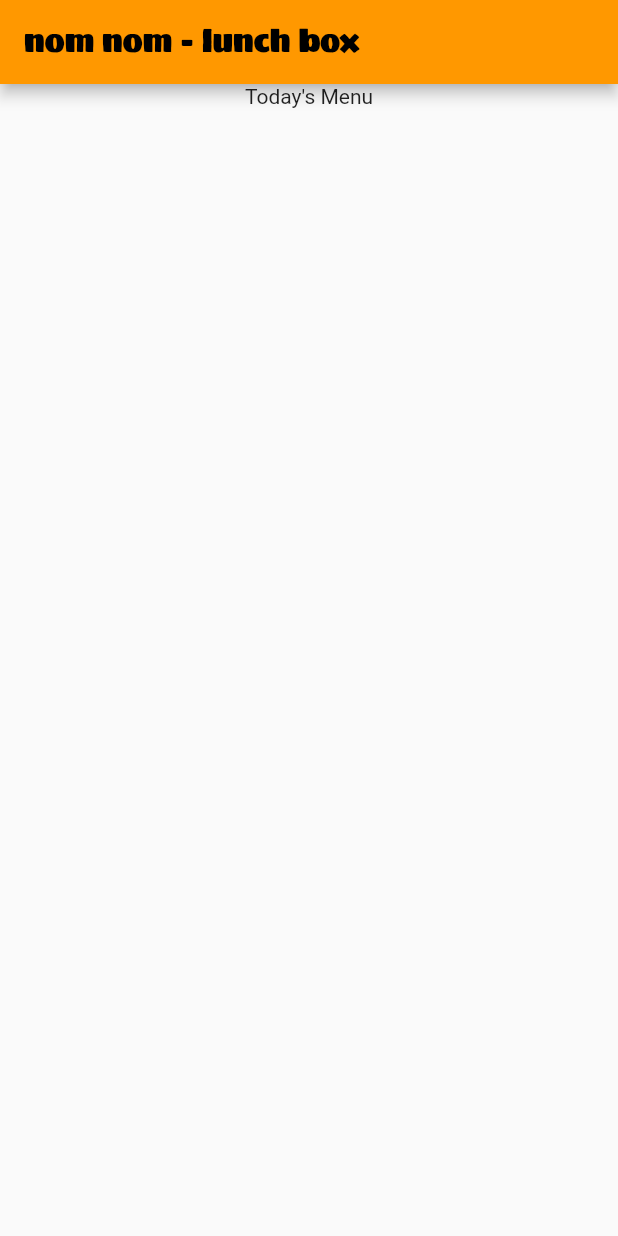
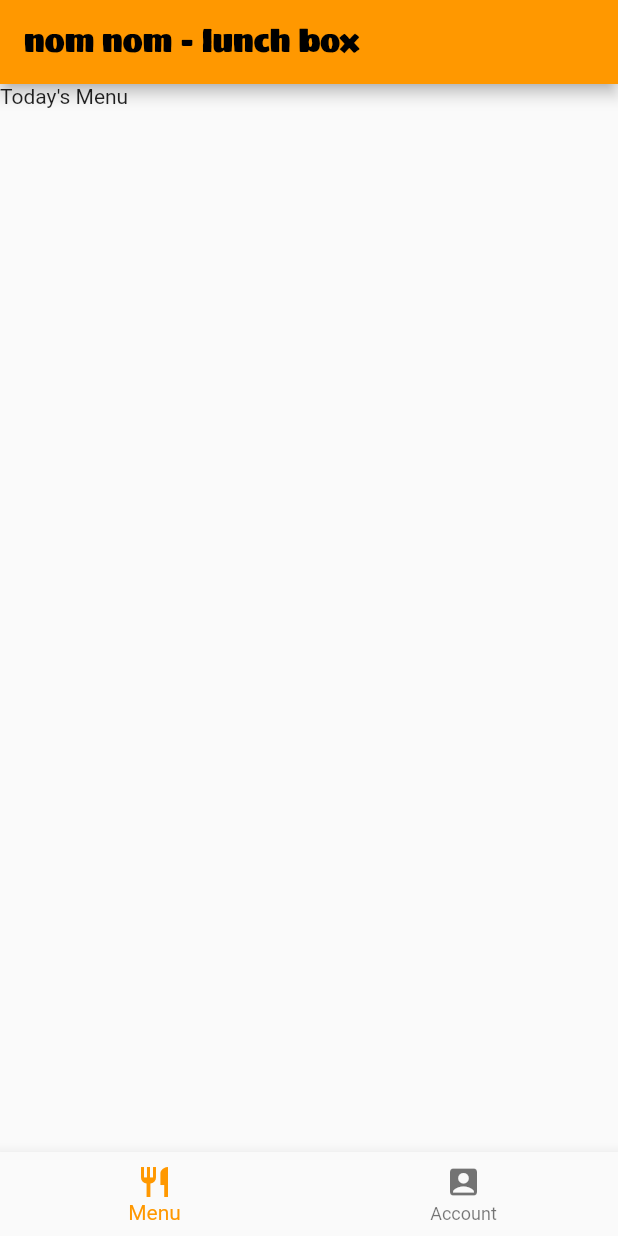
Before and after one commit to nomnomtiffin/LunchBox, a Flutter app: the screen it shows after launch, on a phone screen of 412 x 824 dp. Run offline on Flutter 3.47's test engine with Material 2 defaults, Android fonts, the phone set to English and light mode, and no system bars.

Commit message:
Footer Tabs implementation

```diff
--- a/lib/home_page/my_home_page.dart
+++ b/lib/home_page/my_home_page.dart
@@ -1,9 +1,7 @@
 import 'package:flutter/material.dart';
 
 class MyHomePage extends StatefulWidget {
-  const MyHomePage({Key? key, required this.title}) : super(key: key);
-
-  final String title;
+  const MyHomePage({super.key});
 
   @override
   State<MyHomePage> createState() => _MyHomePageState();
@@ -12,24 +10,13 @@ class MyHomePage extends StatefulWidget {
 class _MyHomePageState extends State<MyHomePage> {
   @override
   Widget build(BuildContext context) {
-    return Scaffold(
-      appBar: AppBar(
-        title: Text(
-          widget.title,
-          style: const TextStyle(fontFamily: 'Sigmar'),
-        ),
-      ),
-      body: const Center(
-        child: Column(
+    return Column(
           mainAxisAlignment: MainAxisAlignment.start,
           children: <Widget>[
             Text(
               'Today\'s Menu',
             ),
           ],
-        ),
-      ),
-      // This trailing comma makes auto-formatting nicer for build methods.
-    );
+        );
   }
 }
--- a/lib/main.dart
+++ b/lib/main.dart
@@ -1,5 +1,6 @@
 import 'package:flutter/material.dart';
 import 'package:flutter/services.dart';
+import 'package:lunch_box/tabs.dart';
 
 import 'home_page/my_home_page.dart';
 
@@ -22,18 +23,9 @@ class MyApp extends StatelessWidget {
     return MaterialApp(
       title: 'nom nom - Lunch Box',
       theme: ThemeData(
-        // This is the theme of your application.
-        //
-        // Try running your application with "flutter run". You'll see the
-        // application has a blue toolbar. Then, without quitting the app, try
-        // changing the primarySwatch below to Colors.green and then invoke
-        // "hot reload" (press "r" in the console where you ran "flutter run",
-        // or simply save your changes to "hot reload" in a Flutter IDE).
-        // Notice that the counter didn't reset back to zero; the application
-        // is not restarted.
         primarySwatch: Colors.orange,
       ),
-      home: const MyHomePage(title: 'nom nom - lunch box'),
+      home: const Tabs(),
     );
   }
 }
--- /dev/null
+++ b/lib/tabs.dart
@@ -0,0 +1,55 @@
+import 'package:flutter/material.dart';
+import 'package:lunch_box/home_page/my_home_page.dart';
+import 'package:lunch_box/user/user_page.dart';
+
+class Tabs extends StatefulWidget {
+  const Tabs({super.key});
+
+  @override
+  State<Tabs> createState() {
+    return _TabsState();
+  }
+}
+
+class _TabsState extends State<Tabs> {
+  int _selectedPageIndex = 0;
+
+  void _selectPage(int index) {
+    setState(() {
+      _selectedPageIndex = index;
+    });
+  }
+
+  @override
+  Widget build(BuildContext context) {
+    Widget activePage = const MyHomePage();
+
+    if (_selectedPageIndex == 1) {
+      activePage = UserPage();
+    }
+
+    return Scaffold(
+      appBar: AppBar(
+        title: const Text(
+          'nom nom - lunch box',
+          style: TextStyle(fontFamily: 'Sigmar'),
+        ),
+      ),
+      body: activePage,
+      bottomNavigationBar: BottomNavigationBar(
+        onTap: _selectPage,
+        currentIndex: _selectedPageIndex,
+        items: const [
+          BottomNavigationBarItem(
+            icon: Icon(Icons.restaurant),
+            label: 'Menu',
+          ),
+          BottomNavigationBarItem(
+            icon: Icon(Icons.account_box),
+            label: 'Account',
+          ),
+        ],
+      ),
+    );
+  }
+}
--- /dev/null
+++ b/lib/user/user_page.dart
@@ -0,0 +1,19 @@
+
+import 'package:flutter/material.dart';
+
+class UserPage extends StatelessWidget{
+  const UserPage({super.key});
+
+  @override
+  Widget build(BuildContext context) {
+    return const Column(
+      mainAxisAlignment: MainAxisAlignment.start,
+      children: <Widget>[
+        Text(
+          'User Info',
+        ),
+      ],
+    );
+  }
+
+}
--- a/pubspec.yaml
+++ b/pubspec.yaml
@@ -18,7 +18,7 @@ publish_to: 'none' # Remove this line if you wish to publish to pub.dev
 version: 1.0.0+1
 
 environment:
-  sdk: ">=2.16.0-134.1.beta <3.0.0"
+  sdk: ">=2.17.0-134.1.beta <3.0.0"
 
 # Dependencies specify other packages that your package needs in order to work.
 # To automatically upgrade your package dependencies to the latest versions
```
Also changed, not shown: pubspec.lock (deleted), 1 other file.
